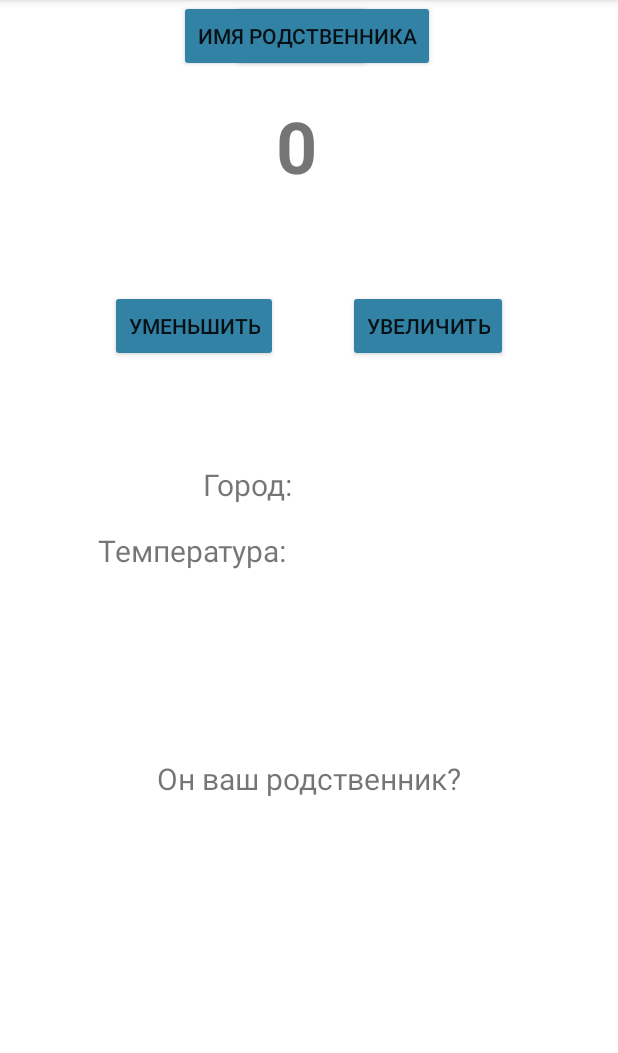
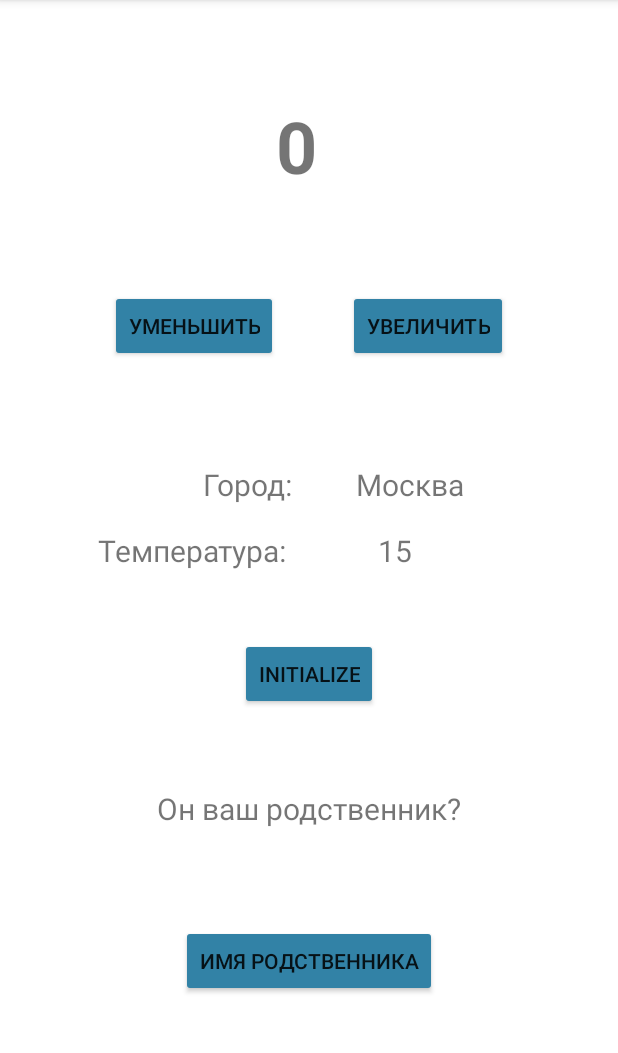
Before and after one commit to MDyachkovskiy/GB_Kotlin_HomeWork_1, an Android app: the screen it shows after launch (MainActivity), after a tap on "INITIALIZE", on a phone screen of 412 x 824 dp, the part 84-1137 px from its top. Run offline under Robolectric (Android 15) with nearby library versions, the phone set to English and light mode, and no system bars.

Commit message:
Готовое ДЗ

```diff
--- a/app/src/main/java/com/example/gb_kotlin_homework_1/MainActivity.kt
+++ b/app/src/main/java/com/example/gb_kotlin_homework_1/MainActivity.kt
@@ -7,13 +7,6 @@ import android.widget.Button
 import android.widget.TextView
 
 class MainActivity : AppCompatActivity() {
-
-    val textView: TextView = findViewById(R.id.textView)
-    val countString = textView.text.toString()
-    val tvCity: TextView = findViewById(R.id.textViewCity)
-    val tvTemperature: TextView = findViewById(R.id.textViewTemperature)
-    val tvSibling: TextView = findViewById(R.id.textViewSibling)
-
 
     @SuppressLint("MissingInflatedId")
     override fun onCreate(savedInstanceState: Bundle?) {
@@ -46,13 +39,17 @@ class MainActivity : AppCompatActivity() {
 
 
        fun increase() {
-            var count: Int = Integer.parseInt(countString)
+           val textView: TextView = findViewById(R.id.textView)
+           val countString = textView.text.toString()
+           var count: Int = Integer.parseInt(countString)
             count++
 
             textView.text = count.toString()
         }
 
         fun decrease() {
+            val textView: TextView = findViewById(R.id.textView)
+            val countString = textView.text.toString()
             var count: Int = Integer.parseInt(countString)
             count--
 
@@ -66,12 +63,17 @@ class MainActivity : AppCompatActivity() {
         var moscow = Weather("Москва", 15)
 
         fun initialize() {
+            val tvCity: TextView = findViewById(R.id.textViewCity)
+            val tvTemperature: TextView = findViewById(R.id.textViewTemperature)
             tvCity.text = moscow.town
-            tvTemperature.setText(moscow.temperature)
+            var temp = moscow.temperature
+            tvTemperature.text = temp.toString()
         }
 
         //создать объект и вывести значение copy на экран
         fun showResult() {
+
+            val tvSibling: TextView = findViewById(R.id.textViewSibling)
 
             data class Person(
                 var name: String = "Василий",
--- a/app/src/main/res/layout/activity_main.xml
+++ b/app/src/main/res/layout/activity_main.xml
@@ -25,27 +25,32 @@
         android:layout_width="wrap_content"
         android:layout_height="wrap_content"
         android:layout_marginStart="135dp"
+        android:layout_marginTop="184dp"
         android:layout_marginEnd="145dp"
         android:backgroundTint="@color/btn_color"
         android:onClick="decrease"
         android:text="Initialize"
         app:layout_constraintEnd_toEndOf="parent"
+        app:layout_constraintHorizontal_bias="0.625"
         app:layout_constraintStart_toStartOf="parent"
-        tools:layout_editor_absoluteY="419dp" />
+        app:layout_constraintTop_toBottomOf="@id/button2" />
 
     <androidx.appcompat.widget.AppCompatButton
         android:id="@+id/buttonSibling"
         android:layout_width="wrap_content"
         android:layout_height="wrap_content"
         android:layout_marginStart="135dp"
+        android:layout_marginTop="56dp"
         android:layout_marginEnd="145dp"
         android:backgroundTint="@color/btn_color"
         android:onClick="decrease"
         android:text="Имя родственника"
+        app:layout_constraintBottom_toBottomOf="parent"
         app:layout_constraintEnd_toEndOf="parent"
-        app:layout_constraintHorizontal_bias="0.423"
+        app:layout_constraintHorizontal_bias="0.384"
         app:layout_constraintStart_toStartOf="parent"
-        tools:layout_editor_absoluteY="593dp" />
+        app:layout_constraintTop_toBottomOf="@id/tvSibling"
+        app:layout_constraintVertical_bias="0.07" />
 
     <androidx.appcompat.widget.AppCompatButton
         android:id="@+id/button2"
@@ -121,7 +126,7 @@
         android:id="@+id/tvSibling"
         android:layout_width="wrap_content"
         android:layout_height="wrap_content"
-        android:layout_marginTop="264dp"
+        android:layout_marginTop="284dp"
         android:text="Он ваш родственник?"
         android:textSize="20sp"
         app:layout_constraintEnd_toEndOf="parent"
```
